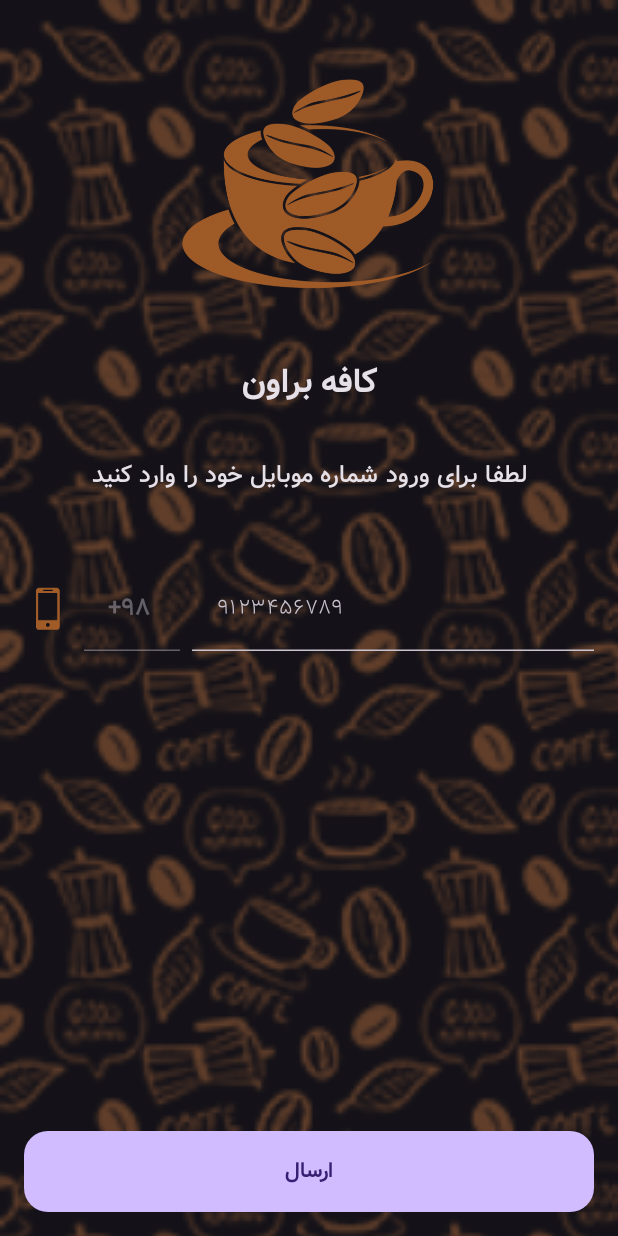
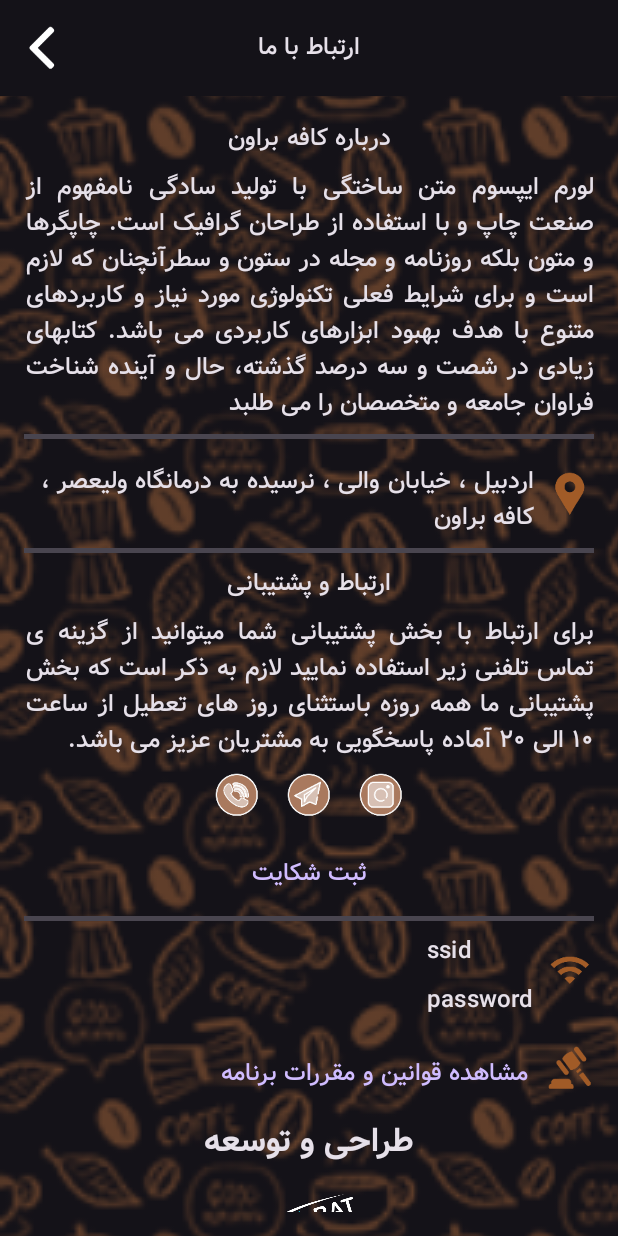
Before and after one commit to mohammadtazehkar/CafeBrown-App, an Android app built with Jetpack Compose: the screen it shows after launch (MainActivity), on a phone screen of 412 x 824 dp. Run offline under Robolectric (Android 15) with nearby library versions, the light colour scheme and no system bars.

Commit message:
aboutUs Screen implemented

```diff
--- a/app/src/main/java/com/example/cafebrown/Navigation.kt
+++ b/app/src/main/java/com/example/cafebrown/Navigation.kt
@@ -21,6 +21,7 @@ import com.example.cafebrown.utils.Constants.NAV_PROFILE
 import com.example.cafebrown.utils.Constants.NAV_RESERVE
 import com.example.cafebrown.utils.Constants.NAV_TABLE
 import com.example.cafebrown.utils.Constants.NAV_TRANSACTION
+import com.example.cafebrown.utils.Destinations.ABOUT_US_SCREEN
 import com.example.cafebrown.utils.Destinations.HOME_SCREEN
 import com.example.cafebrown.utils.Destinations.LOGIN_SCREEN
 import com.example.cafebrown.utils.Destinations.MENU_LIST_SCREEN
@@ -38,8 +39,8 @@ fun AppNavHost(
 
     NavHost(
         navController = navController,
-        startDestination = SPLASH_SCREEN,
-//        startDestination = MENU_LIST_SCREEN,
+//        startDestination = SPLASH_SCREEN,
+        startDestination = ABOUT_US_SCREEN,
     ) {
 
         composable(
@@ -193,19 +194,22 @@ fun AppNavHost(
             }
         ) {
             HomeScreen(
-                onClickItem = {navType ->
-                    when(navType){
+                onClickItem = { navType ->
+                    when (navType) {
                         NAV_MENU -> {
                             navController.navigate(MENU_LIST_SCREEN)
                         }
+
                         NAV_TABLE -> {}
                         NAV_RESERVE -> {}
                         NAV_TRANSACTION -> {
                             navController.navigate(TRANSACTION_SCREEN)
                         }
+
                         NAV_PROFILE -> {
                             navController.navigate("$PROFILE_SCREEN/$HOME_SCREEN")
                         }
+
                         NAV_INFO -> {}
                     }
 
@@ -284,7 +288,7 @@ fun AppNavHost(
             }
         ) {
             MenuListScreen(
-                onNavigateToProductList = {categoryId->
+                onNavigateToProductList = { categoryId ->
                     navController.navigate("$PRODUCT_LIST_SCREEN/$categoryId")
                 },
                 onNavUp = navController::navigateUp
@@ -325,7 +329,7 @@ fun AppNavHost(
             }
         ) {
             ProductListScreen(
-                onNavigateToDetail = {productId,productTitle ->
+                onNavigateToDetail = { productId, productTitle ->
                     navController.navigate("$PRODUCT_DETAIL_SCREEN/$productId/$productTitle")
                 },
                 onNavUp = navController::navigateUp
@@ -404,5 +408,37 @@ fun AppNavHost(
                 onNavUp = navController::navigateUp
             )
         }
+
+        composable(
+            route = ABOUT_US_SCREEN,
+            enterTransition = {
+                slideIntoContainer(
+                    towards = AnimatedContentTransitionScope.SlideDirection.Companion.Left,
+                    animationSpec = tween(500)
+                )
+            },
+            exitTransition = {
+                slideOutOfContainer(
+                    towards = AnimatedContentTransitionScope.SlideDirection.Companion.Left,
+                    animationSpec = tween(500)
+                )
+            },
+            popEnterTransition = {
+                slideIntoContainer(
+                    towards = AnimatedContentTransitionScope.SlideDirection.Companion.Right,
+                    animationSpec = tween(500)
+                )
+            },
+            popExitTransition = {
+                slideOutOfContainer(
+                    towards = AnimatedContentTransitionScope.SlideDirection.Companion.Right,
+                    animationSpec = tween(500)
+                )
+            }
+        ) {
+            AboutUsScreen(
+                onNavUp = navController::navigateUp
+            )
+        }
     }
 }
--- /dev/null
+++ b/app/src/main/java/com/example/cafebrown/ui/screens/AboutUsScreen.kt
@@ -0,0 +1,278 @@
+package com.example.cafebrown.ui.screens
+
+import androidx.compose.foundation.Image
+import androidx.compose.foundation.background
+import androidx.compose.foundation.gestures.rememberScrollableState
+import androidx.compose.foundation.gestures.scrollable
+import androidx.compose.foundation.layout.Arrangement
+import androidx.compose.foundation.layout.Column
+import androidx.compose.foundation.layout.Row
+import androidx.compose.foundation.layout.fillMaxSize
+import androidx.compose.foundation.layout.fillMaxWidth
+import androidx.compose.foundation.layout.height
+import androidx.compose.foundation.layout.padding
+import androidx.compose.foundation.layout.size
+import androidx.compose.foundation.layout.width
+import androidx.compose.foundation.rememberScrollState
+import androidx.compose.foundation.verticalScroll
+import androidx.compose.material3.Divider
+import androidx.compose.material3.IconButton
+import androidx.compose.material3.Scaffold
+import androidx.compose.material3.TextButton
+import androidx.compose.runtime.Composable
+import androidx.compose.runtime.CompositionLocalProvider
+import androidx.compose.ui.Alignment
+import androidx.compose.ui.Modifier
+import androidx.compose.ui.graphics.Color
+import androidx.compose.ui.platform.LocalLayoutDirection
+import androidx.compose.ui.res.painterResource
+import androidx.compose.ui.res.stringResource
+import androidx.compose.ui.text.font.FontWeight
+import androidx.compose.ui.text.style.TextAlign
+import androidx.compose.ui.tooling.preview.Preview
+import androidx.compose.ui.unit.LayoutDirection
+import androidx.compose.ui.unit.dp
+import com.example.cafebrown.R
+import com.example.cafebrown.ui.components.AppTopAppBar
+import com.example.cafebrown.ui.components.MainBox
+import com.example.cafebrown.ui.components.MainColumn
+import com.example.cafebrown.ui.components.TextTitleLarge
+import com.example.cafebrown.ui.components.TextTitleMedium
+import com.example.cafebrown.ui.theme.AppTheme
+import com.example.cafebrown.utils.ClickHelper
+
+@Composable
+fun AboutUsScreen(onNavUp: () -> Unit) {
+    Scaffold(
+        topBar = {
+            AppTopAppBar(
+                title = stringResource(id = R.string.about_us), isBackVisible = true,
+                onBack = onNavUp
+            )
+        }
+    ) {
+        MainColumn(
+            modifier = Modifier
+                .fillMaxWidth()
+                .padding(it)
+                .padding(16.dp)
+                .verticalScroll(rememberScrollState()),
+            verticalArrangement = Arrangement.Top
+        ) {
+            TextTitleMedium(text = stringResource(id = R.string.about_cafe))
+            CompositionLocalProvider(LocalLayoutDirection provides LayoutDirection.Rtl) {
+                TextTitleMedium(
+                    modifier = Modifier.padding(top = 8.dp),
+                    text = stringResource(id = R.string.lorem_ipsum),
+                    textAlign = TextAlign.Justify
+                )
+                Divider(modifier = Modifier.padding(top = 8.dp), thickness = 3.dp)
+                Row(
+                    modifier = Modifier.padding(top = 8.dp),
+                    verticalAlignment = Alignment.CenterVertically
+                ) {
+                    Image(
+                        modifier = Modifier.size(32.dp),
+                        painter = painterResource(id = R.mipmap.ic_address_brown),
+                        contentDescription = "Location icon"
+                    )
+                    TextTitleMedium(
+                        modifier = Modifier
+                            .weight(2.0F)
+                            .padding(top = 8.dp, start = 8.dp),
+                        text = stringResource(id = R.string.coffee_address),
+                        textAlign = TextAlign.Start
+                    )
+                }
+                Divider(modifier = Modifier.padding(top = 8.dp), thickness = 3.dp)
+                TextTitleMedium(
+                    modifier = Modifier.padding(top = 8.dp),
+                    text = stringResource(id = R.string.connection_and_support)
+                )
+                TextTitleMedium(
+                    modifier = Modifier.padding(top = 8.dp),
+                    text = stringResource(id = R.string.for_support_you_can_use_this_links),
+                    textAlign = TextAlign.Justify
+                )
+            }
+
+            Row(modifier = Modifier.fillMaxWidth(), horizontalArrangement = Arrangement.Center) {
+                IconButton(onClick = {
+                    ClickHelper.getInstance().clickOnce {
+                        // onClick()
+                    }
+                }) {
+                    Image(
+                        modifier = Modifier.size(32.dp),
+                        painter = painterResource(id = R.mipmap.ic_phone),
+                        contentDescription = "phone icon"
+                    )
+                }
+                IconButton(onClick = {
+                    ClickHelper.getInstance().clickOnce {
+                        // onClick()
+                    }
+                }) {
+                    Image(
+                        modifier = Modifier
+                            .padding(start = 4.dp, end = 4.dp)
+                            .size(32.dp),
+                        painter = painterResource(id = R.mipmap.ic_telegram),
+                        contentDescription = "telegram icon"
+                    )
+                }
+                IconButton(onClick = {
+                    ClickHelper.getInstance().clickOnce {
+                        // onClick()
+                    }
+                }) {
+                    Image(
+                        modifier = Modifier.size(32.dp),
+                        painter = painterResource(id = R.mipmap.ic_instagram),
+                        contentDescription = "instagram icon"
+                    )
+                }
+            }
+
+            TextButton(onClick = {
+                ClickHelper.getInstance().clickOnce {
+                    // onClick()
+                }
+            }) {
+                TextTitleMedium(
+                    modifier = Modifier.padding(top = 8.dp),
+                    text = stringResource(id = R.string.submit_a_complaint),
+                    textAlign = TextAlign.Center
+                )
+            }
+            Divider(modifier = Modifier.padding(top = 8.dp), thickness = 3.dp)
+
+            Row(
+                modifier = Modifier.fillMaxWidth(),
+                verticalAlignment = Alignment.CenterVertically,
+                horizontalArrangement = Arrangement.End
+            ) {
+                Column(modifier = Modifier.padding(end = 8.dp)) {
+                    TextTitleMedium(
+                        modifier = Modifier.padding(top = 8.dp),
+                        text = "ssid",
+                        textAlign = TextAlign.Center
+                    )
+                    TextTitleMedium(
+                        modifier = Modifier.padding(top = 8.dp),
+                        text = "password",
+                        textAlign = TextAlign.Center
+                    )
+                }
+                Image(
+                    modifier = Modifier.size(32.dp),
+                    painter = painterResource(id = R.mipmap.ic_wifi),
+                    contentDescription = "WIFI icon"
+                )
+            }
+            CompositionLocalProvider(LocalLayoutDirection provides LayoutDirection.Rtl) {
+
+                Row(
+                    modifier = Modifier.padding(top = 8.dp),
+                    verticalAlignment = Alignment.CenterVertically
+                ) {
+                    Image(
+                        modifier = Modifier.size(32.dp),
+                        painter = painterResource(id = R.mipmap.ic_hummer_brown),
+                        contentDescription = "Human Rules icon"
+                    )
+                    TextButton(onClick = {
+                        ClickHelper.getInstance().clickOnce {
+                            // onClick()
+                        }
+                    }) {
+                        TextTitleMedium(
+                            modifier = Modifier
+                                .weight(2.0F)
+                                .padding(top = 8.dp),
+                            text = stringResource(id = R.string.see_app_rules),
+                            textAlign = TextAlign.Start
+                        )
+                    }
+                }
+
+
+                TextTitleLarge(
+                    modifier = Modifier
+                        .padding(top = 8.dp),
+                    text = stringResource(id = R.string.design_and_developed),
+                    textAlign = TextAlign.Center,
+                    fontWeight = FontWeight.Bold
+                )
+                Image(
+                    modifier = Modifier.size(64.dp),
+                    painter = painterResource(id = R.drawable.logo),
+                    contentDescription = "company logo"
+                )
+                TextTitleMedium(
+                    modifier = Modifier
+                        .padding(top = 8.dp),
+                    text = stringResource(id = R.string.if_you_follow_quality),
+                    textAlign = TextAlign.Center
+                )
+                TextTitleMedium(
+                    modifier = Modifier
+                        .padding(top = 8.dp),
+                    text = stringResource(id = R.string.we_are_ready_for_this),
+                    textAlign = TextAlign.Center
+                )
+                TextTitleMedium(
+                    modifier = Modifier
+                        .padding(top = 8.dp),
+                    text = stringResource(id = R.string.because_of_make_that_is_for_us),
+                    textAlign = TextAlign.Center
+                )
+                CompositionLocalProvider(LocalLayoutDirection provides LayoutDirection.Rtl) {
+                    Row(
+                        modifier = Modifier.padding(top = 8.dp),
+                        verticalAlignment = Alignment.CenterVertically
+                    ) {
+                        Image(
+                            modifier = Modifier.size(32.dp),
+                            painter = painterResource(id = R.mipmap.ic_phone),
+                            contentDescription = "phone icon"
+                        )
+                        TextTitleMedium(
+                            modifier = Modifier
+                                .padding(top = 8.dp),
+                            text = stringResource(id = R.string.company_phone),
+                        )
+                    }
+                }
+                Row(
+                    modifier = Modifier.padding(top = 8.dp),
+                    verticalAlignment = Alignment.CenterVertically
+                ) {
+                    Image(
+                        modifier = Modifier.size(32.dp),
+                        painter = painterResource(id = R.mipmap.ic_web),
+                        contentDescription = "phone icon"
+                    )
+                    TextTitleMedium(
+                        modifier = Modifier
+                            .padding(top = 8.dp),
+                        text = stringResource(id = R.string.company_website),
+                    )
+                }
+
+
+            }
+
+        }
+    }
+
+
+}
+
+@Preview(showBackground = true)
+@Composable
+fun previewAboutUs() {
+    AppTheme {
+        AboutUsScreen({})
+    }
+}
--- a/app/src/main/java/com/example/cafebrown/utils/Constants.kt
+++ b/app/src/main/java/com/example/cafebrown/utils/Constants.kt
@@ -20,6 +20,7 @@ object Destinations{
     const val PRODUCT_LIST_SCREEN = "productList"
     const val PRODUCT_DETAIL_SCREEN = "productDetail"
     const val TRANSACTION_SCREEN = "transaction"
+    const val ABOUT_US_SCREEN = "aboutUS"
 }
 //endregion
 
--- a/app/src/main/res/values/strings.xml
+++ b/app/src/main/res/values/strings.xml
@@ -34,7 +34,7 @@
     <string name="submit_order">ثبت سفارش</string>
     <string name="design_and_developed">طراحی و توسعه</string>
     <string name="company_name">شرکت آتیه سازان رایاافزار تارا</string>
-    <string name="company_phone">045 - 33517081</string>
+    <string name="company_phone">045-33517081</string>
     <string name="company_website">www.aratsoft.ir</string>
     <string name="sign_up">ثبت نام</string>
     <string name="submit">ثبت</string>
```
